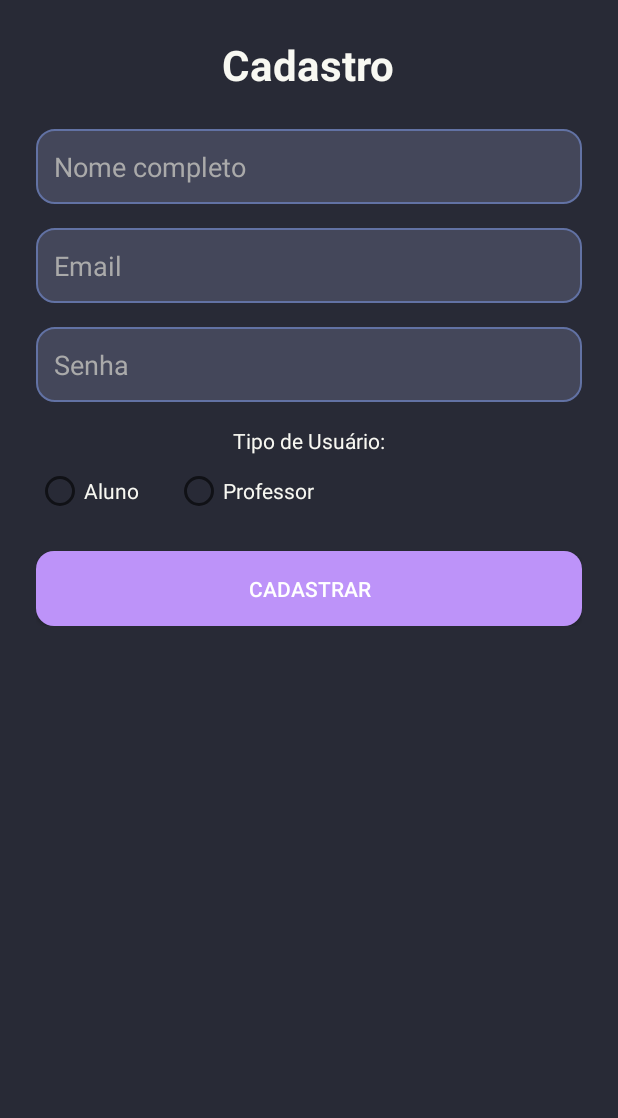
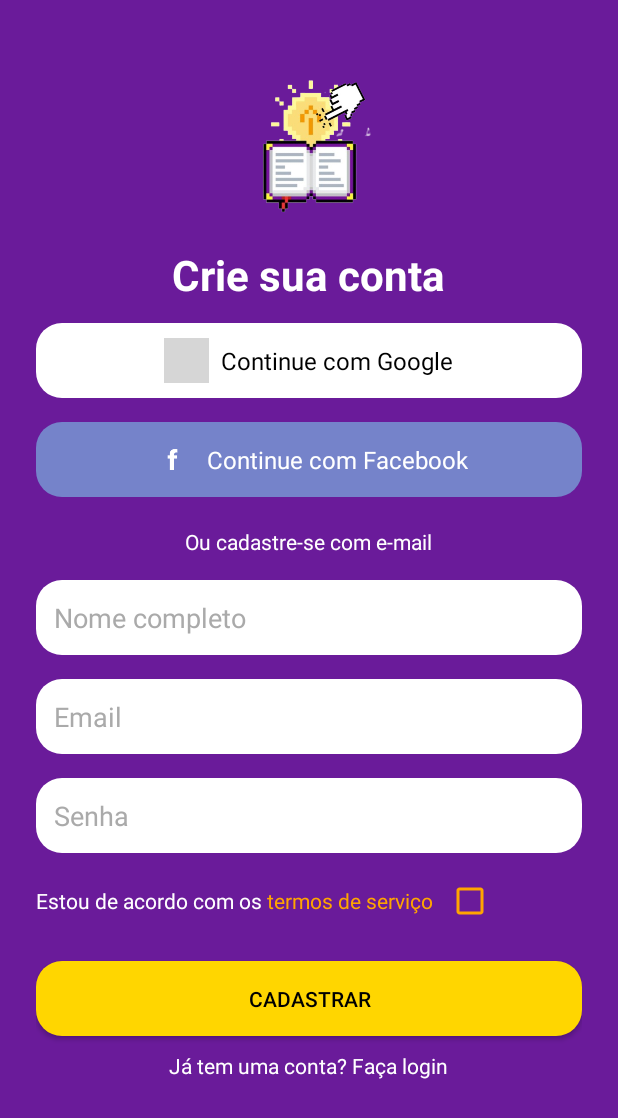
Before and after one commit to GlhermePereira/app-gerenciamento-aulas, an Android app built with Jetpack Compose: the Register screen opened directly, with no data from a screen before it, on a phone screen of 412 x 824 dp. Shown: the top 1118 px of the screen. Run offline under Robolectric (Android 15) with nearby library versions, the phone set to English and light mode, and no system bars; our stand-ins replace Firebase (no records; nobody signed in at launch, a user with empty details on screens opened directly); grey boxes are pictures that could not be loaded.

Commit message:
pagina de tipo de usuario e pagina de cadastro

```diff
--- a/app/src/main/res/layout/activity_login.xml
+++ b/app/src/main/res/layout/activity_login.xml
@@ -13,7 +13,7 @@
         android:layout_width="wrap_content"
         android:layout_height="181dp"
         android:paddingBottom="20dp"
-        android:src="@drawable/ClickAprenda" />
+        android:src="@drawable/click_aprenda" />
 
     <EditText
         android:id="@+id/email"
--- a/app/src/main/res/layout/activity_main.xml
+++ b/app/src/main/res/layout/activity_main.xml
@@ -28,7 +28,7 @@
         android:layout_height="350dp"
         android:paddingBottom="40dp"
         android:paddingTop="40dp"
-        android:src="@drawable/ClickAprenda" />
+        android:src="@drawable/click_aprenda" />
 
     <TextView
         android:id="@+id/forgotPassword"
--- a/app/src/main/res/layout/activity_register.xml
+++ b/app/src/main/res/layout/activity_register.xml
@@ -1,32 +1,105 @@
 <?xml version="1.0" encoding="utf-8"?>
 <ScrollView xmlns:android="http://schemas.android.com/apk/res/android"
+    xmlns:app="http://schemas.android.com/apk/res-auto"
     xmlns:tools="http://schemas.android.com/tools"
     android:layout_width="match_parent"
     android:layout_height="match_parent"
-    android:background="#282A36">
+    android:background="#6A1B9A"
+    android:fillViewport="true">
 
     <LinearLayout
         android:layout_width="match_parent"
         android:layout_height="wrap_content"
         android:orientation="vertical"
-        android:padding="24dp"
-        android:gravity="center">
+        android:layout_margin="24dp"
+        android:gravity="top">
+
+        <ImageView
+            android:layout_width="wrap_content"
+            android:layout_height="140dp"
+            android:layout_gravity="center_horizontal"
+            android:src="@drawable/click_aprenda"
+            android:contentDescription="Logo Click Aprenda"/>
 
         <TextView
             android:layout_width="wrap_content"
             android:layout_height="wrap_content"
-            android:text="Cadastro"
+            android:text="Crie sua conta"
             android:textSize="28sp"
-            android:textColor="#F8F8F2"
-            android:layout_marginBottom="24dp"
+            android:textColor="@color/white"
+            android:layout_gravity="center_horizontal"
+            android:layout_marginBottom="13dp"
             android:textStyle="bold"/>
+
+        <LinearLayout
+            android:id="@+id/google_register_button"
+            android:layout_width="match_parent"
+            android:layout_height="50dp"
+            android:orientation="horizontal"
+            android:gravity="center"
+            android:background="@drawable/rounded_edittext"
+            android:paddingStart="16dp"
+            android:paddingEnd="16dp"
+            android:layout_marginBottom="16dp"
+            android:clickable="true"
+            android:focusable="true">
+
+            <ImageView
+                android:layout_width="30dp"
+                android:layout_height="30dp"
+                android:src="@drawable/Googlelogo"/>
+
+            <TextView
+                android:layout_width="wrap_content"
+                android:layout_height="wrap_content"
+                android:layout_marginStart="8dp"
+                android:text="Continue com Google"
+                android:textColor="@color/black"
+                android:textSize="16sp"/>
+        </LinearLayout>
+
+        <LinearLayout
+            android:id="@+id/facebook_register_button"
+            android:layout_width="match_parent"
+            android:layout_height="50dp"
+            android:orientation="horizontal"
+            android:gravity="center"
+            android:background="@drawable/rounded_edittextblue"
+            android:paddingStart="16dp"
+            android:paddingEnd="16dp"
+            android:layout_marginBottom="20dp"
+            android:clickable="true"
+            android:focusable="true">
+
+            <ImageView
+                android:layout_width="30dp"
+                android:layout_height="30dp"
+                android:src="@drawable/facebook"/>
+
+            <TextView
+                android:layout_width="wrap_content"
+                android:layout_height="wrap_content"
+                android:layout_marginStart="8dp"
+                android:text="Continue com Facebook"
+                android:textColor="@color/white"
+                android:textSize="16sp"/>
+        </LinearLayout>
+
+        <TextView
+            android:layout_width="wrap_content"
+            android:layout_height="wrap_content"
+            android:layout_gravity="center_horizontal"
+            android:text="Ou cadastre-se com e-mail"
+            android:textColor="@color/white"
+            android:textSize="14sp"
+            android:layout_marginBottom="16dp"/>
 
         <EditText
             android:id="@+id/nome"
             android:layout_width="match_parent"
             android:layout_height="50dp"
             android:hint="Nome completo"
-            android:background="@drawable/edit_text_background"
+            android:background="@drawable/rounded_edittext"
             android:padding="12dp"
             android:textColor="#FFFFFF"
             android:textColorHint="#AAAAAA"
@@ -38,7 +111,7 @@
             android:layout_height="50dp"
             android:hint="Email"
             android:inputType="textEmailAddress"
-            android:background="@drawable/edit_text_background"
+            android:background="@drawable/rounded_edittext"
             android:padding="12dp"
             android:textColor="#FFFFFF"
             android:textColorHint="#AAAAAA"
@@ -50,50 +123,63 @@
             android:layout_height="50dp"
             android:hint="Senha"
             android:inputType="textPassword"
-            android:background="@drawable/edit_text_background"
+            android:background="@drawable/rounded_edittext"
             android:padding="12dp"
             android:textColor="#FFFFFF"
             android:textColorHint="#AAAAAA"
             android:layout_marginBottom="16dp"/>
 
-        <TextView
-            android:layout_width="wrap_content"
-            android:layout_height="wrap_content"
-            android:text="Tipo de Usuário:"
-            android:textColor="#F8F8F2"
-            android:layout_marginBottom="8dp"/>
-
-        <RadioGroup
-            android:id="@+id/radioGroupTipo"
+        <LinearLayout
             android:layout_width="match_parent"
             android:layout_height="wrap_content"
             android:orientation="horizontal"
+            android:gravity="center_vertical"
             android:layout_marginBottom="24dp">
 
-            <RadioButton
-                android:id="@+id/radioAluno"
+            <TextView
                 android:layout_width="wrap_content"
                 android:layout_height="wrap_content"
-                android:text="Aluno"
-                android:textColor="#F8F8F2"
-                tools:ignore="TouchTargetSizeCheck" />
+                android:text="Estou de acordo com os "
+                android:textColor="@color/white"
+                android:textSize="14sp"/>
 
-            <RadioButton
-                android:id="@+id/radioProfessor"
+            <TextView
                 android:layout_width="wrap_content"
                 android:layout_height="wrap_content"
-                android:layout_marginStart="24dp"
-                android:text="Professor"
-                android:textColor="#F8F8F2"
-                tools:ignore="TouchTargetSizeCheck" />
-        </RadioGroup>
+                android:text="termos de serviço"
+                android:textColor="#FFA500"
+                android:textSize="14sp"
+                android:clickable="true"
+                android:focusable="true"/>
+
+            <CheckBox
+                android:id="@+id/checkTermos"
+                android:layout_width="wrap_content"
+                android:layout_height="wrap_content"
+                android:layout_marginStart="8dp"
+                android:buttonTint="#FFA500"
+                android:focusable="false"/>
+        </LinearLayout>
 
         <Button
             android:id="@+id/btnCadastrar"
             android:layout_width="match_parent"
             android:layout_height="50dp"
             android:text="Cadastrar"
-            android:background="@drawable/button_background"
-            android:textColor="#FFFFFF"/>
+            android:textColor="@color/black"
+            android:background="@drawable/rounded_edittextyellow"
+            android:layout_marginBottom="10dp"/>
+
+        <TextView
+            android:id="@+id/orLogin"
+            android:layout_width="wrap_content"
+            android:layout_height="wrap_content"
+            android:layout_gravity="center_horizontal"
+            android:text="Já tem uma conta? Faça login"
+            android:textColor="@color/white"
+            android:textSize="14sp"
+            android:layout_marginBottom="16dp"
+            android:clickable="true"
+            android:focusable="true"/>
     </LinearLayout>
 </ScrollView>
```
Also changed, not shown: app/src/main/res/animator/card_hover.xml (added, +45 -0 lines), app/src/main/res/layout/activity_usertype_xml.xml (added, +177 -0 lines), app/src/main/res/drawable/professor_logo.png (added), app/src/main/res/drawable/star.png (added), app/src/main/res/drawable/student_logo.png (added).
